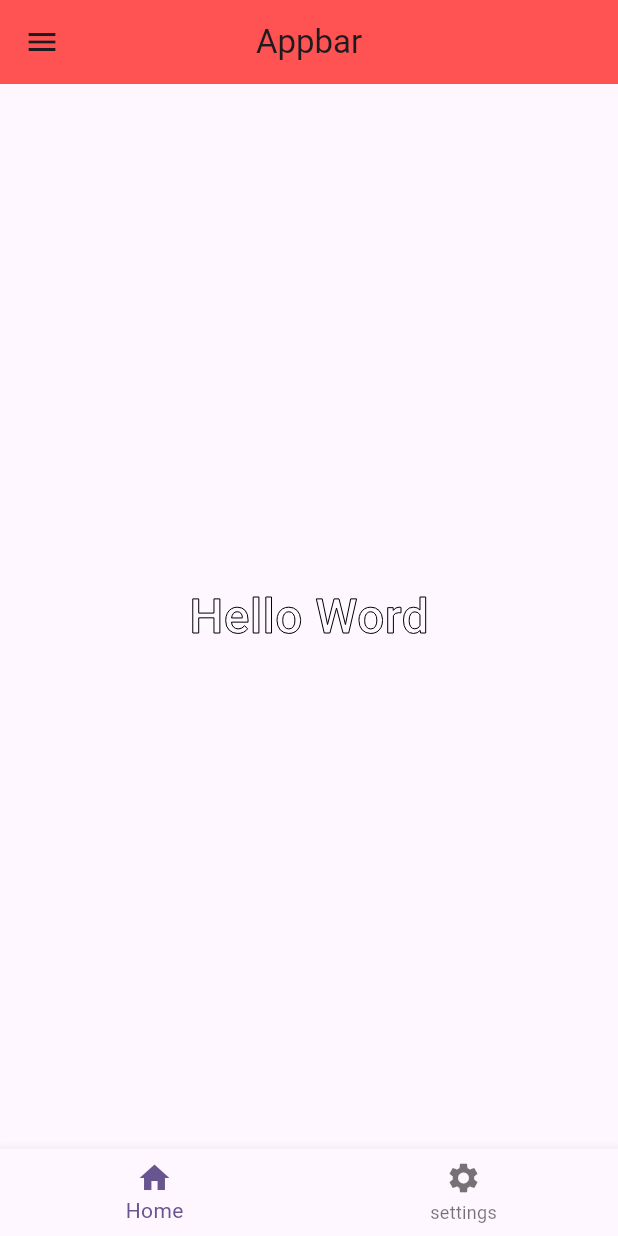
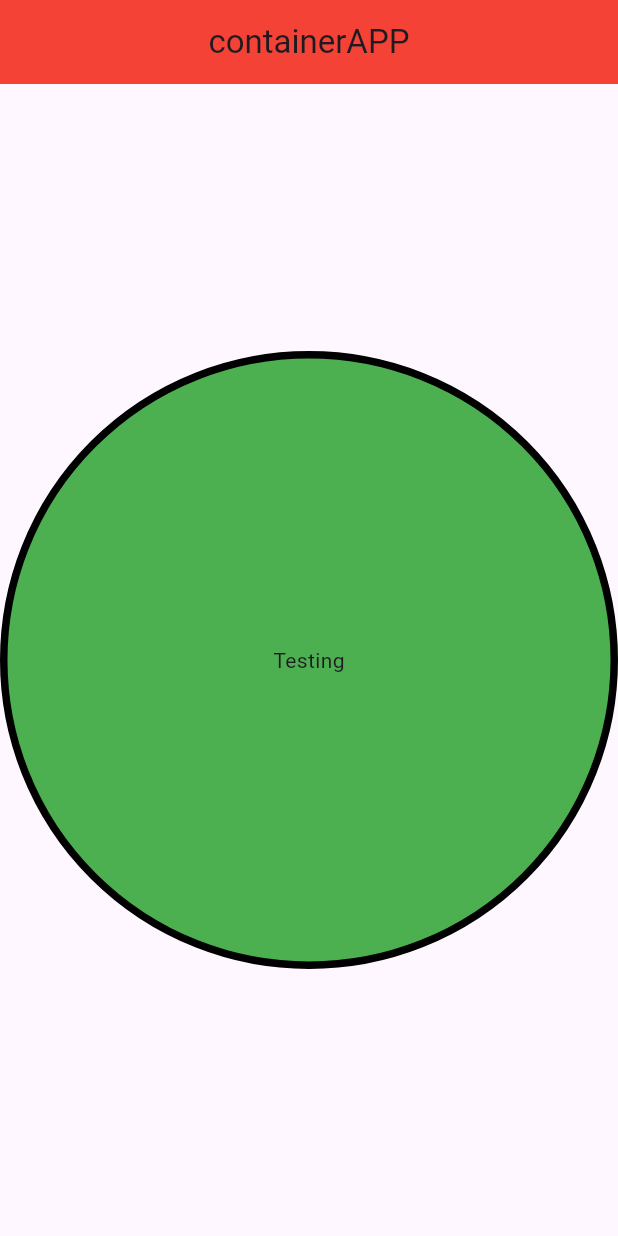
Before and after one commit to cygon23/flutter_play_ground, a Flutter app: the screen it shows after launch, on a phone screen of 412 x 824 dp. Run offline on Flutter 3.47's test engine with Material 3 defaults, Android fonts, the light colour scheme and no system bars.

Commit message:
flutter widgetContainer

```diff
--- a/lib/main.dart
+++ b/lib/main.dart
@@ -1,6 +1,7 @@
 import 'package:flutter/material.dart';
+import 'package:flutter_play_ground/screen/containerwidget.dart';
 // import 'package:flutter_play_ground/screen/homepage.dart';
-import 'package:flutter_play_ground/screen/scafold.dart';
+// import 'package:flutter_play_ground/screen/scafold.dart';
 
 void main() {
   runApp(const MyApp());
@@ -18,7 +19,8 @@ class MyApp extends StatelessWidget {
         colorScheme: ColorScheme.fromSeed(seedColor: Colors.deepPurple),
       ),
       // home: Homepage(),
-      home: ScafoldLearn(),
+      // home: ScafoldLearn(),
+      home: Containerwidget(),
     );
   }
 }
--- /dev/null
+++ b/lib/screen/containerwidget.dart
@@ -0,0 +1,31 @@
+import 'package:flutter/material.dart';
+
+class Containerwidget extends StatelessWidget {
+  const Containerwidget({super.key});
+
+  @override
+  Widget build(BuildContext context) {
+    return Scaffold(
+      appBar: AppBar(
+        title: Text("containerAPP"),
+        backgroundColor: Colors.red,
+        centerTitle: true,
+      ),
+      body: GestureDetector(
+        onTap: () {
+          print("pressed");
+        },
+        child: Container(
+          child: Text("Testing"),
+          alignment: Alignment.center,
+          decoration: BoxDecoration(
+            color: Colors.green,
+            // borderRadius: BorderRadius.circular(20),
+            shape: BoxShape.circle,
+            border: Border.all(color: Colors.black, width: 5),
+          ),
+        ),
+      ),
+    );
+  }
+}
```
